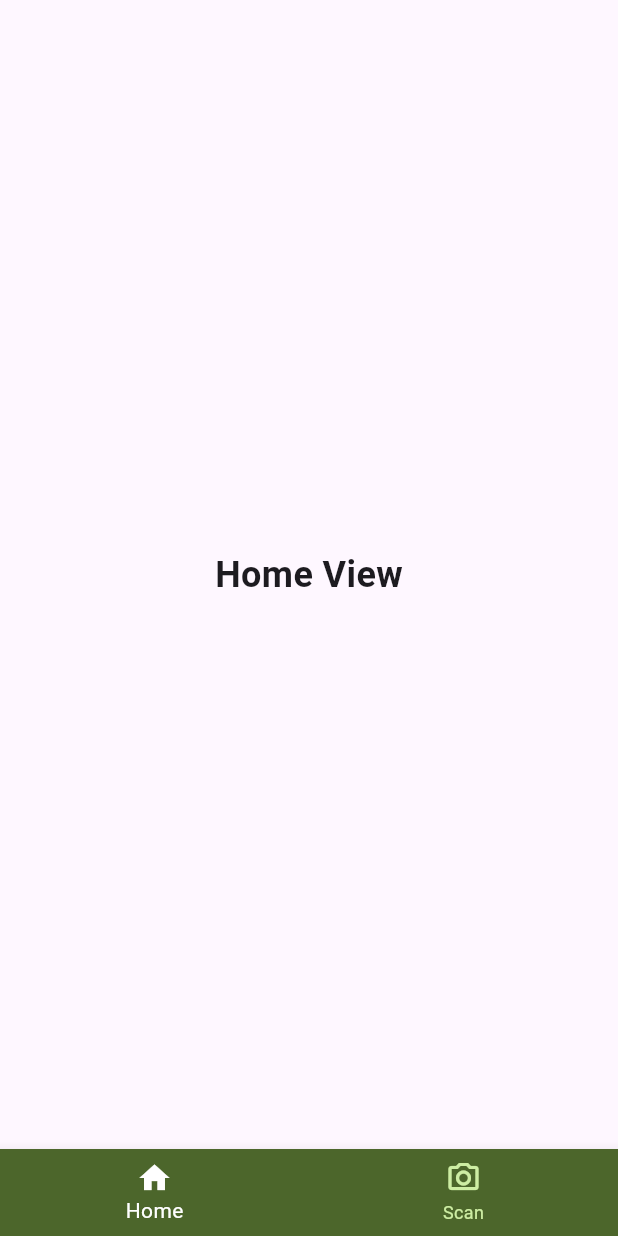
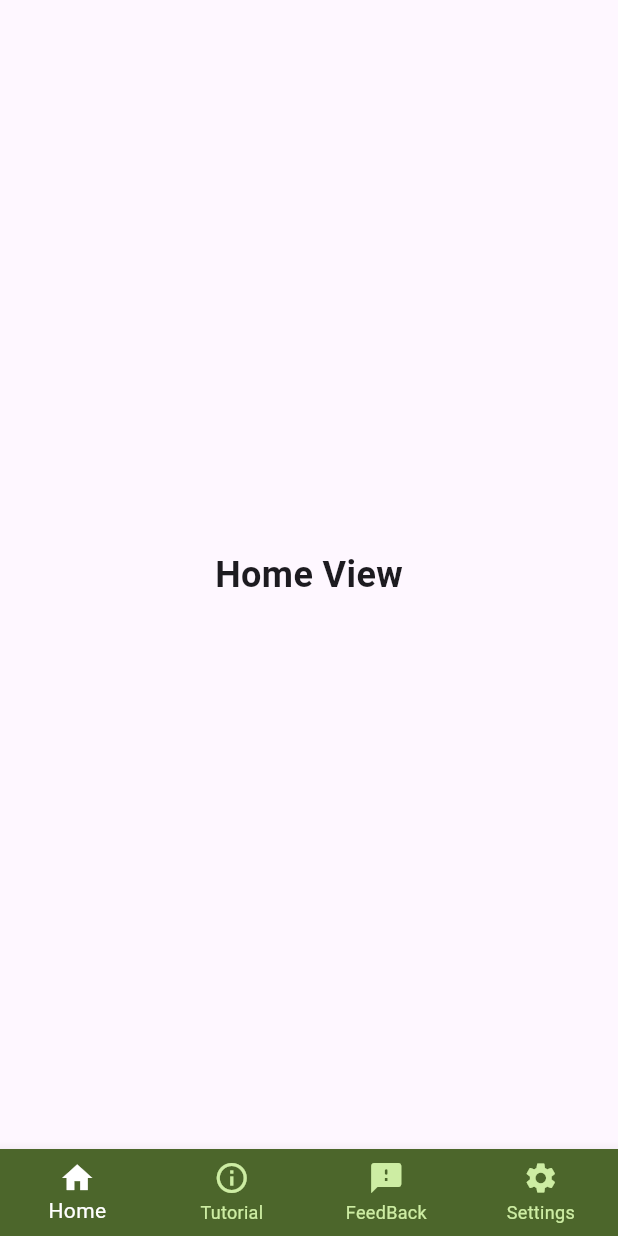
Before and after one commit to WenDEVLIFE/naveyegate, a Flutter app: the screen it shows after launch, on a phone screen of 412 x 824 dp. Run offline on Flutter 3.47's test engine with Material 3 defaults, Android fonts, the phone set to English and light mode, and no system bars; our stand-ins replace fluttertoast.

Commit message:
Added new menu on the CustomBottomNavigation.dart

```diff
--- a/lib/src/view/MainView.dart
+++ b/lib/src/view/MainView.dart
@@ -20,6 +20,12 @@ class _MainScreenState extends State<MainView> {
         return HomeView();
       case 1:
         return HomeView();
+      case 2:
+        return HomeView();
+      case 3:
+        return HomeView();
+      case 4:
+        return HomeView();
       default:
         return HomeView();
     }
--- a/lib/src/widget/CustomBottomNavigation.dart
+++ b/lib/src/widget/CustomBottomNavigation.dart
@@ -14,6 +14,7 @@ class CustomBottomNavigation extends StatelessWidget {
   @override
   Widget build(BuildContext context) {
     return BottomNavigationBar(
+      type: BottomNavigationBarType.fixed,
       currentIndex: currentIndex,
       onTap: onTap,
       backgroundColor: ColorHelper.primaryColor ,
@@ -25,8 +26,16 @@ class CustomBottomNavigation extends StatelessWidget {
           label: 'Home',
         ),
         BottomNavigationBarItem(
-          icon: Icon(Icons.camera_alt_outlined),
-          label: 'Scan',
+          icon: Icon(Icons.info_outline),
+          label: 'Tutorial',
+        ),
+        BottomNavigationBarItem(
+          icon: Icon(Icons.feedback_rounded),
+          label: 'FeedBack',
+        ),
+        BottomNavigationBarItem(
+          icon: Icon(Icons.settings),
+          label: 'Settings',
         ),
       ],
     );
```
